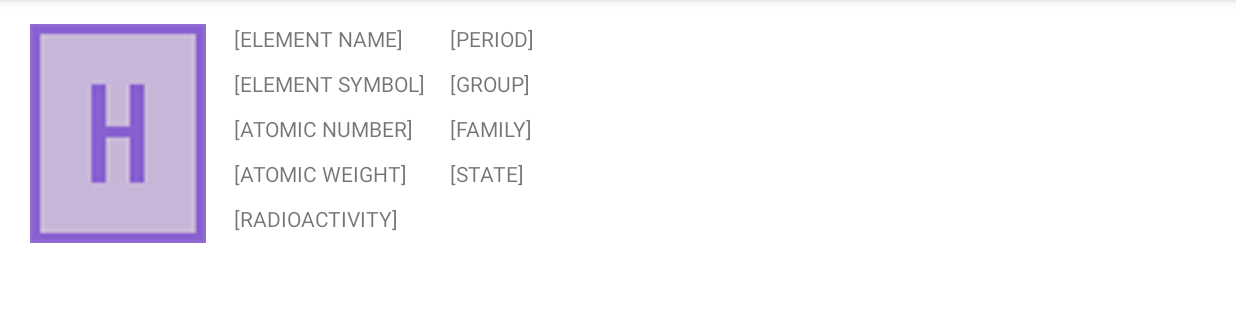
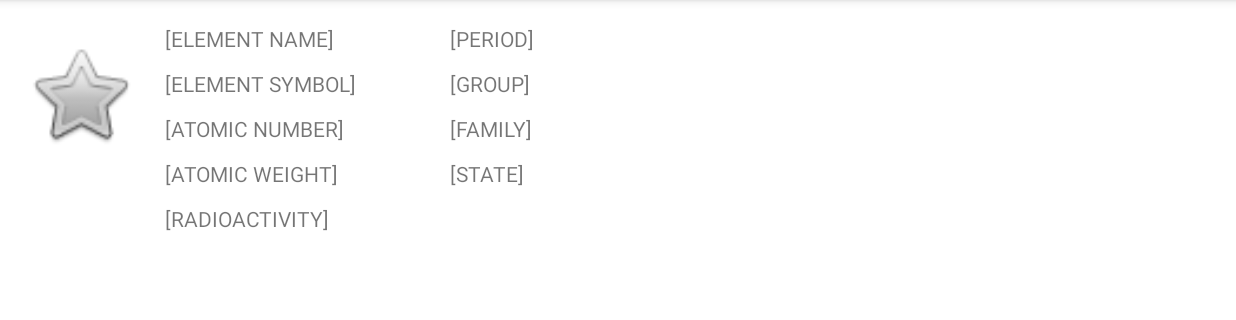
Before and after one commit to rplante/PeriodicPocket, an Android app: the ElementActivity screen opened directly, with no data from a screen before it, on a phone screen of 824 x 412 dp (held sideways), the part 72-392 px from its top. Run offline under Robolectric (Android 15) with nearby library versions, the phone set to English and light mode, and no system bars.

```diff
--- a/app/src/main/res/layout/activity_element.xml
+++ b/app/src/main/res/layout/activity_element.xml
@@ -9,13 +9,13 @@
 
     <ImageView
         android:id="@+id/element_logo"
-        android:layout_width="125dp"
-        android:layout_height="146dp"
+        android:layout_width="75dp"
+        android:layout_height="94dp"
         android:layout_marginStart="16dp"
         android:layout_marginTop="16dp"
         app:layout_constraintStart_toStartOf="parent"
         app:layout_constraintTop_toTopOf="parent"
-        app:srcCompat="@drawable/hydrogen"
+        app:srcCompat="@android:drawable/btn_star_big_off"
         android:contentDescription="@string/element_symbol"
         />
 
@@ -23,7 +23,7 @@
         android:id="@+id/elementName"
         android:layout_width="wrap_content"
         android:layout_height="wrap_content"
-        android:layout_marginStart="156dp"
+        android:layout_marginStart="110dp"
         android:layout_marginTop="16dp"
         android:text="@string/element_name"
         app:layout_constraintStart_toStartOf="parent"
@@ -33,7 +33,7 @@
         android:id="@+id/elementSymbol"
         android:layout_width="wrap_content"
         android:layout_height="wrap_content"
-        android:layout_marginStart="156dp"
+        android:layout_marginStart="110dp"
         android:layout_marginTop="30dp"
         android:text="@string/element_symbol"
         app:layout_constraintStart_toStartOf="parent"
@@ -43,7 +43,7 @@
         android:id="@+id/elementNum"
         android:layout_width="wrap_content"
         android:layout_height="wrap_content"
-        android:layout_marginStart="156dp"
+        android:layout_marginStart="110dp"
         android:layout_marginTop="30dp"
         android:text="@string/atomic_number"
         app:layout_constraintStart_toStartOf="parent"
@@ -53,7 +53,7 @@
         android:id="@+id/elementWeight"
         android:layout_width="wrap_content"
         android:layout_height="wrap_content"
-        android:layout_marginStart="156dp"
+        android:layout_marginStart="110dp"
         android:layout_marginTop="30dp"
         android:text="@string/atomic_weight"
         app:layout_constraintStart_toStartOf="parent"
@@ -63,7 +63,7 @@
         android:id="@+id/elementRadioactivity"
         android:layout_width="wrap_content"
         android:layout_height="wrap_content"
-        android:layout_marginStart="156dp"
+        android:layout_marginStart="110dp"
         android:layout_marginTop="30dp"
         android:text="@string/radioactivity"
         app:layout_constraintStart_toStartOf="parent"
```
Also changed, not shown: app/src/main/java/com/rachelplante/periodicpocket/ElementActivity.java (+13 -3 lines).
